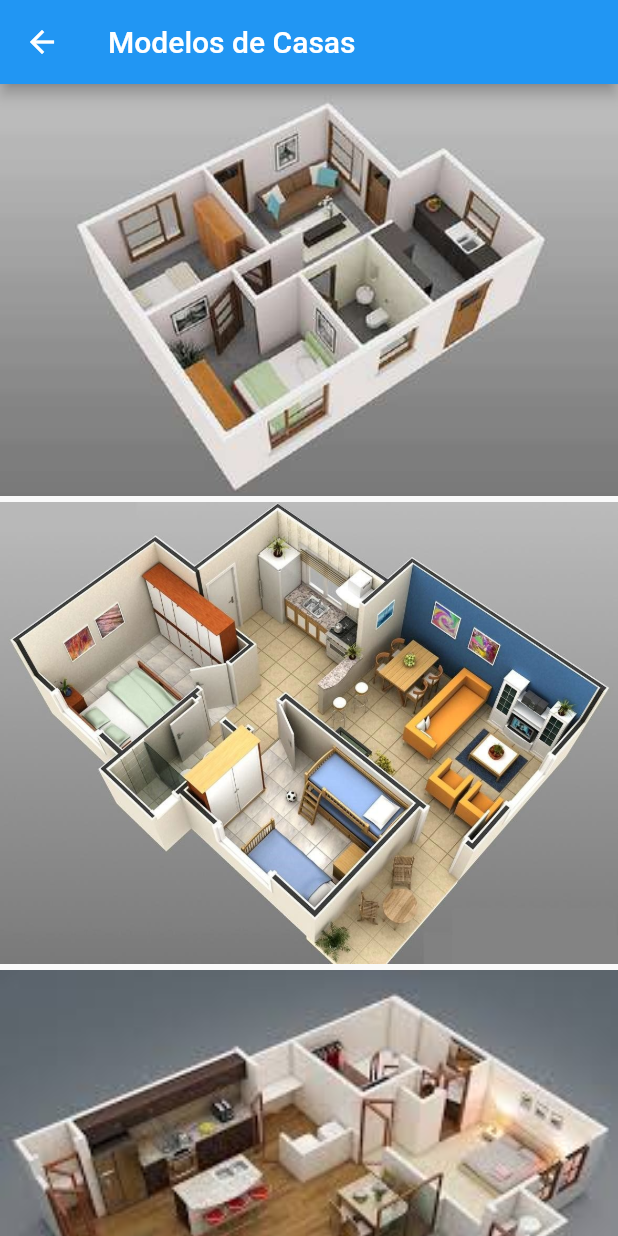
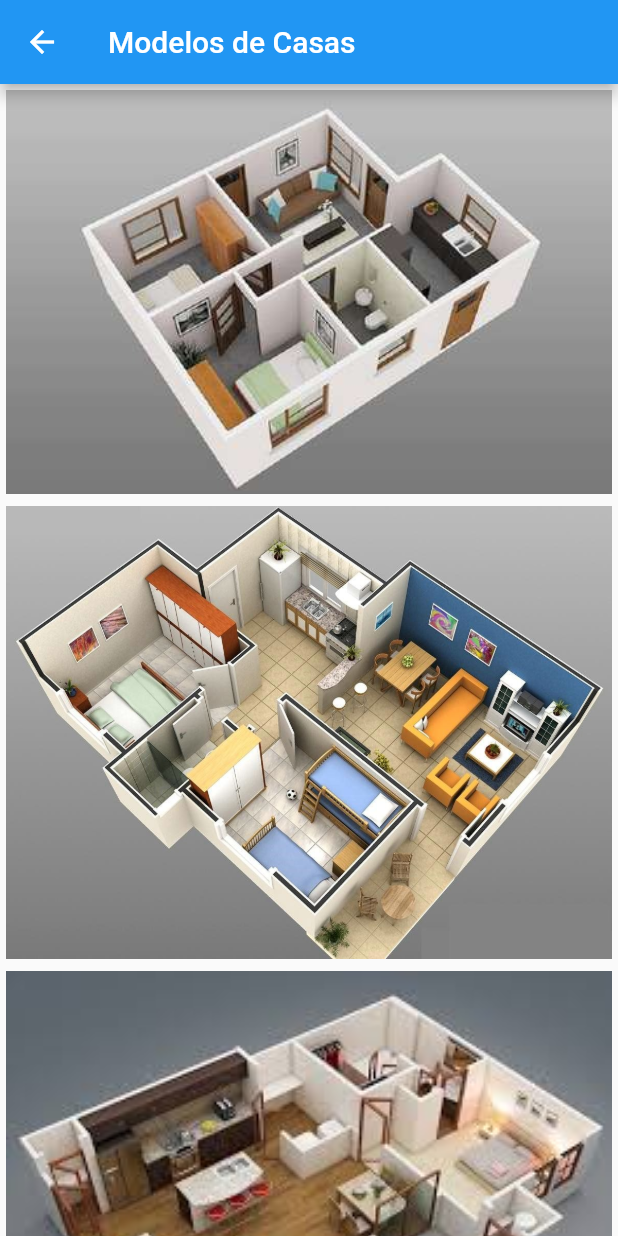
Before and after one commit to VINICIUSCAETANO/Residencial-Flutter, a Flutter app: the PlantasPage screen opened directly, on a phone screen of 412 x 824 dp. Run offline on Flutter 3.47's test engine with Material 2 defaults, Android fonts, the phone set to English and light mode, and no system bars.

Commit message:
Plantas_Page

```diff
--- a/lib/pages/plantas_page.dart
+++ b/lib/pages/plantas_page.dart
@@ -11,7 +11,7 @@ class PlantasPage extends StatelessWidget {
     );
   }
 
-  _body() {
+  ListView _body() {
     return ListView(
       children: <Widget>[
         _foto('planta1.jpg'),
@@ -24,7 +24,7 @@ class PlantasPage extends StatelessWidget {
 
   Padding _foto(String path) {
     return Padding(
-        padding: EdgeInsets.only(bottom: 4),
+        padding: EdgeInsets.all(4),
         child: Image.asset(
           'assets/images/' + path,
           fit: BoxFit.contain,
```
